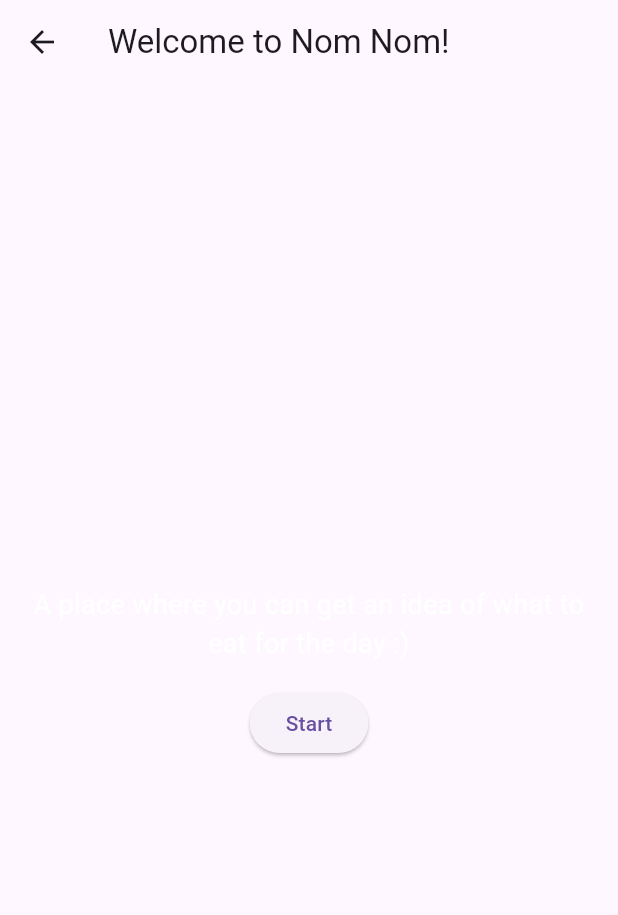
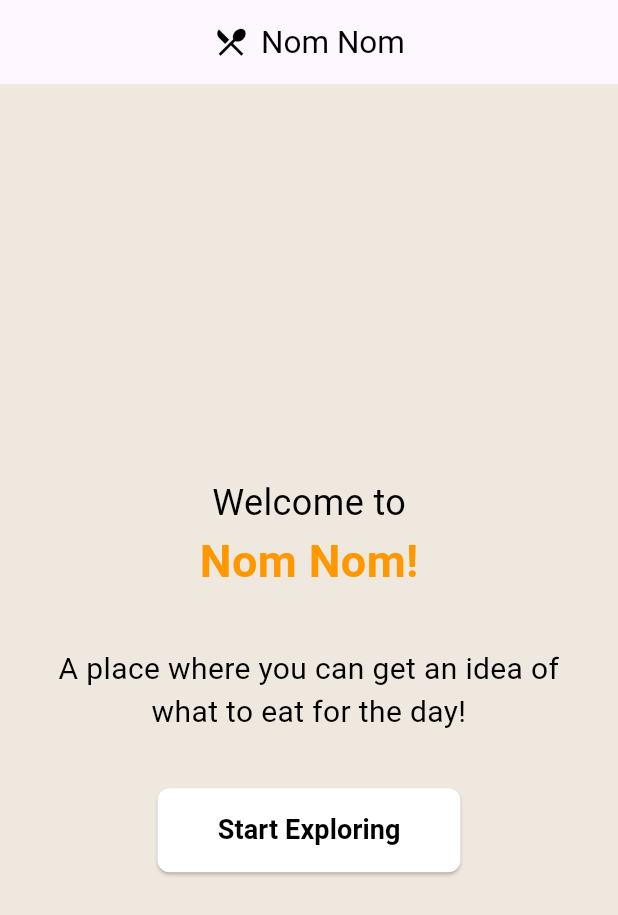
Before and after one commit to farah2501/recipe, a Flutter app: the StartPage screen opened directly, on a phone screen of 412 x 824 dp. Shown: the top 915 px of the screen. Run offline on Flutter 3.47's test engine with Material 3 defaults, Android fonts, the phone set to English and light mode, and no system bars; network calls fail.

Commit message:
new one! :)

```diff
--- a/lib/main.dart
+++ b/lib/main.dart
@@ -1,5 +1,7 @@
+// main.dart
 import 'package:flutter/material.dart';
 import 'package:recipe/views/home.dart';
+import 'package:recipe/views/start.dart';
 
 void main() {
   runApp(MyApp());
@@ -9,7 +11,7 @@ class MyApp extends StatelessWidget {
   @override
   Widget build(BuildContext context) {
     return MaterialApp(
-      title: 'Food recipe',
+      title: 'Nom Nom',
       debugShowCheckedModeBanner: false,
       theme: ThemeData(
         primarySwatch: Colors.orange,
@@ -18,7 +20,7 @@ class MyApp extends StatelessWidget {
           bodyText2: TextStyle(color: Colors.white),
         ),
       ),
-      home: HomePage(),
+      home: StartPage(), // Start with StartPage
     );
   }
 }
--- a/lib/views/home.dart
+++ b/lib/views/home.dart
@@ -1,7 +1,9 @@
+// home.dart
 import 'package:flutter/material.dart';
 import 'package:recipe/models/recipe.api.dart';
 import 'package:recipe/models/recipe.dart';
 import 'package:recipe/views/widgets/recipe_card.dart';
+import 'package:recipe/views/start.dart'; // Import the StartPage
 
 class HomePage extends StatefulWidget {
   @override
@@ -29,12 +31,21 @@ class _HomePageState extends State<HomePage> {
   Widget build(BuildContext context) {
     return Scaffold(
       appBar: AppBar(
+        leading: IconButton(
+          icon: Icon(Icons.arrow_back),
+          onPressed: () {
+            Navigator.pushReplacement(
+              context,
+              MaterialPageRoute(builder: (context) => StartPage()),
+            );
+          },
+        ),
         title: Row(
           mainAxisAlignment: MainAxisAlignment.center,
           children: [
             Icon(Icons.restaurant_menu),
-              SizedBox(width: 10),
-              Text('Nom Nom')
+            SizedBox(width: 8), // Adjust the width here
+            Text('Nom Nom'),
           ],
         ),
       ),
@@ -47,8 +58,10 @@ class _HomePageState extends State<HomePage> {
                   title: _recipes[index].name,
                   cookTime: _recipes[index].totalTime,
                   rating: _recipes[index].rating.toString(),
-                      thumbnailUrl: _recipes[index].images);
+                  thumbnailUrl: _recipes[index].images,
+                );
               },
-              ));
+            ),
+    );
   }
 }
--- a/lib/views/start.dart
+++ b/lib/views/start.dart
@@ -1,25 +1,49 @@
-// start.dart
+// start_page.dart
 import 'package:flutter/material.dart';
-import 'home.dart';
+import 'package:recipe/views/widgets/recipe_card.dart';
+import 'package:recipe/views/home.dart';
 
 class StartPage extends StatelessWidget {
   @override
   Widget build(BuildContext context) {
-    return Scaffold(
+    return SafeArea(
+      child: Scaffold(
+        backgroundColor: Color.fromARGB(255, 239, 232, 223), // Set the overall background color to orange
         appBar: AppBar(
-        title: Text('Welcome to Nom Nom!'),
+          title: Row(
+            mainAxisAlignment: MainAxisAlignment.center,
+            children: [
+              Icon(Icons.restaurant_menu, color: Colors.black),
+              SizedBox(width: 8),
+              Text(
+                'Nom Nom',
+                style: TextStyle(fontSize: 21, color: Colors.black),
+              ),
+            ],
+          ),
         ),
         body: Column(
           mainAxisAlignment: MainAxisAlignment.center,
           children: [
+            SizedBox(height: 20), // Adjusted the height to move the text higher
+            Text(
+              'Welcome to',
+              style: TextStyle(fontSize: 24, color: Colors.black),
+            ),
+            Text(
+              'Nom Nom!',
+              style: TextStyle(fontSize: 30, color: Colors.orange, fontWeight: FontWeight.bold), // Adjusted text color to white
+            ),
+            SizedBox(height: 20),
             Padding(
               padding: const EdgeInsets.all(16.0),
               child: Text(
-              'A place where you can get an idea of what to eat for the day :)',
-              style: TextStyle(fontSize: 18),
+                'A place where you can get an idea of what to eat for the day!',
+                style: TextStyle(fontSize: 20, color: Colors.black),
                 textAlign: TextAlign.center,
               ),
             ),
+            SizedBox(height: 20),
             ElevatedButton(
               onPressed: () {
                 Navigator.pushReplacement(
@@ -27,9 +51,21 @@ class StartPage extends StatelessWidget {
                   MaterialPageRoute(builder: (context) => HomePage()),
                 );
               },
-            child: Text('Start'),
+              style: ElevatedButton.styleFrom(
+                primary: Colors.white,
+                onPrimary: Colors.black,
+                padding: EdgeInsets.symmetric(horizontal: 40, vertical: 15),
+                shape: RoundedRectangleBorder(
+                  borderRadius: BorderRadius.circular(8),
+                ),
+              ),
+              child: Text(
+                'Start Exploring',
+                style: TextStyle(fontSize: 18, fontWeight: FontWeight.bold),
+              ),
             ),
           ],
+        ),
       ),
     );
   }
```
Lines whose indentation alone changed are shown as unchanged.
